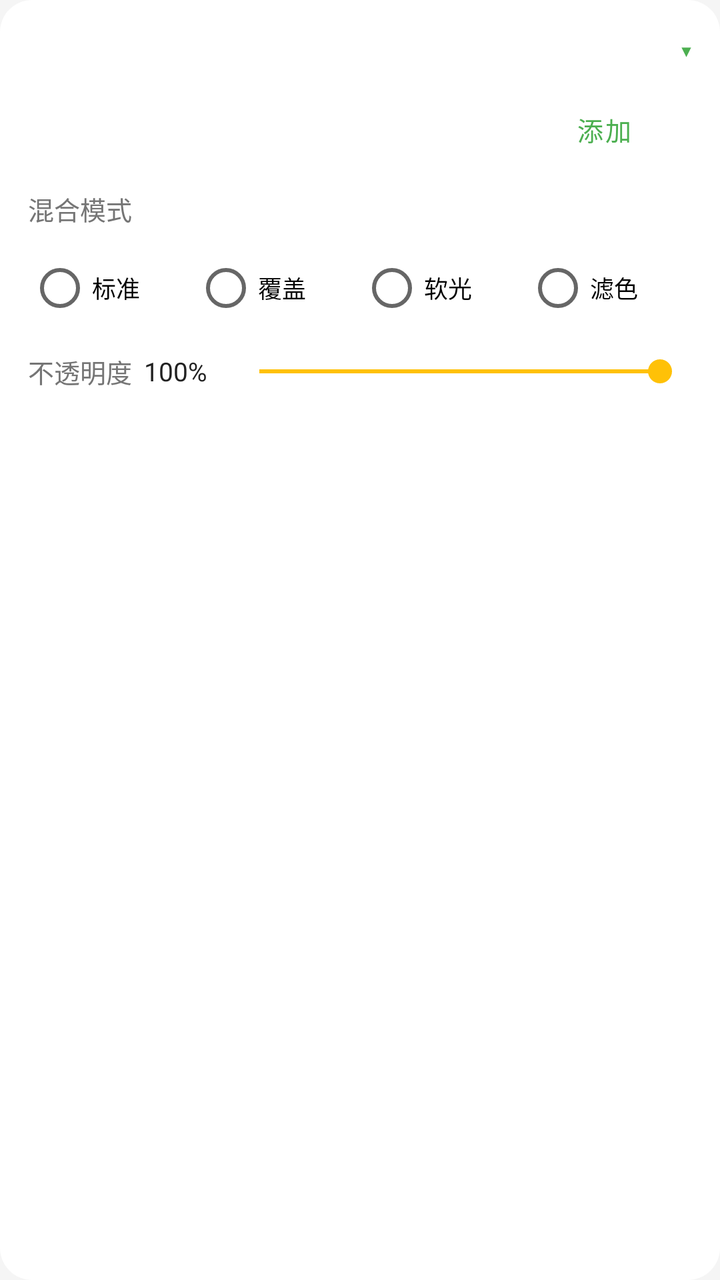
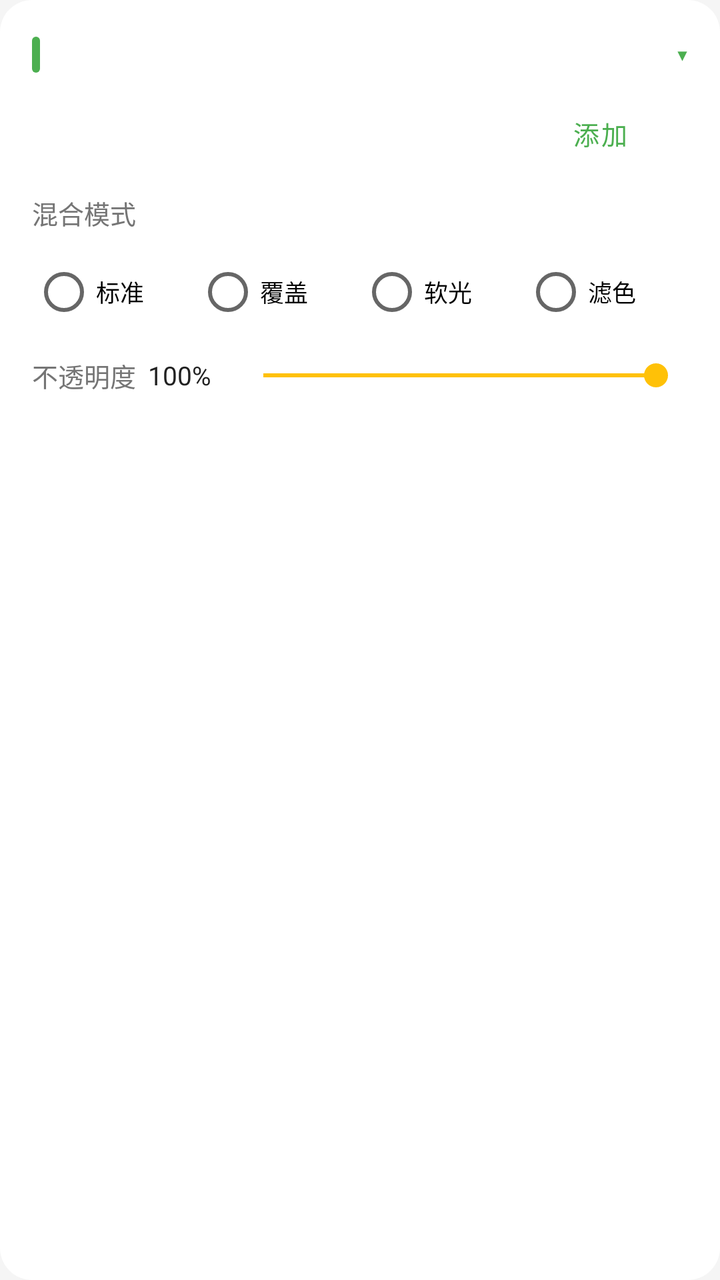

An Android layout rendered at two revisions. The XML below is the earlier revision; the diff shows what the commit changed to produce the second picture.
<!-- AndroidManifest.xml: application theme Theme.XiaQiaoQiao -->
<!-- res/layout/item_tiemo_layer.xml -->
<?xml version="1.0" encoding="utf-8"?>
<LinearLayout xmlns:android="http://schemas.android.com/apk/res/android"
    android:layout_width="match_parent"
    android:layout_height="wrap_content"
    android:layout_marginStart="16dp"
    android:layout_marginEnd="16dp"
    android:layout_marginBottom="12dp"
    android:background="@drawable/bg_card_rounded"
    android:orientation="vertical"
    android:padding="14dp">

    
    <LinearLayout
        android:id="@+id/layer_header"
        android:layout_width="match_parent"
        android:layout_height="wrap_content"
        android:gravity="center_vertical"
        android:orientation="horizontal"
        android:clickable="true"
        android:focusable="true"
        android:background="?attr/selectableItemBackground">

        <TextView
            android:id="@+id/tv_layer_title"
            android:layout_width="0dp"
            android:layout_height="wrap_content"
            android:layout_weight="1"
            android:textColor="@color/text_primary"
            android:textSize="17sp"
            android:textStyle="bold" />

        <TextView
            android:id="@+id/tv_layer_tag"
            android:layout_width="wrap_content"
            android:layout_height="wrap_content"
            android:layout_marginEnd="8dp"
            android:textColor="@color/text_secondary"
            android:textSize="12sp" />

        <TextView
            android:id="@+id/tv_layer_toggle"
            android:layout_width="wrap_content"
            android:layout_height="wrap_content"
            android:text="▾"
            android:textColor="@color/brand_primary"
            android:textSize="16sp" />
    </LinearLayout>

    
    <LinearLayout
        android:id="@+id/layer_body"
        android:layout_width="match_parent"
        android:layout_height="wrap_content"
        android:layout_marginTop="10dp"
        android:orientation="vertical">

        
        <LinearLayout
            android:layout_width="match_parent"
            android:layout_height="wrap_content"
            android:gravity="center_vertical"
            android:orientation="horizontal">

            <TextView
                android:id="@+id/tv_layer_count"
                android:layout_width="0dp"
                android:layout_height="wrap_content"
                android:layout_weight="1"
                android:textColor="@color/text_secondary"
                android:textSize="13sp" />

            <Button
                android:id="@+id/btn_layer_add"
                style="?attr/materialButtonOutlinedStyle"
                android:layout_width="wrap_content"
                android:layout_height="36dp"
                android:text="@string/tiemo_add"
                android:textSize="13sp" />

            <Button
                android:id="@+id/btn_layer_clear"
                style="?attr/materialButtonOutlinedStyle"
                android:layout_width="wrap_content"
                android:layout_height="36dp"
                android:layout_marginStart="8dp"
                android:text="@string/tiemo_clear"
                android:textSize="13sp"
                android:visibility="gone" />
        </LinearLayout>

        
        <FrameLayout
            android:id="@+id/layer_thumb_frame"
            android:layout_width="wrap_content"
            android:layout_height="wrap_content"
            android:layout_marginTop="10dp"
            android:visibility="gone">

            <ImageView
                android:id="@+id/iv_layer_thumb"
                android:layout_width="88dp"
                android:layout_height="88dp"
                android:background="#FFEEEEEE"
                android:scaleType="centerCrop" />

            <TextView
                android:id="@+id/tv_layer_clear_x"
                android:layout_width="24dp"
                android:layout_height="24dp"
                android:layout_gravity="top|start"
                android:background="@drawable/bg_remove_circle"
                android:gravity="center"
                android:text="✕"
                android:textColor="#FFFFFF"
                android:textSize="15sp" />
        </FrameLayout>

        
        <TextView
            android:layout_width="wrap_content"
            android:layout_height="wrap_content"
            android:layout_marginTop="12dp"
            android:text="@string/tiemo_blend"
            android:textColor="@color/text_secondary"
            android:textSize="13sp" />

        <RadioGroup
            android:id="@+id/rg_layer_blend"
            android:layout_width="match_parent"
            android:layout_height="wrap_content"
            android:layout_marginTop="6dp"
            android:orientation="horizontal">

            <RadioButton
                android:id="@+id/rb_blend_0"
                android:layout_width="0dp"
                android:layout_height="wrap_content"
                android:layout_weight="1"
                android:text="@string/tiemo_blend_normal"
                android:textSize="12sp" />

            <RadioButton
                android:id="@+id/rb_blend_1"
                android:layout_width="0dp"
                android:layout_height="wrap_content"
                android:layout_weight="1"
                android:text="@string/tiemo_blend_overlay"
                android:textSize="12sp" />

            <RadioButton
                android:id="@+id/rb_blend_2"
                android:layout_width="0dp"
                android:layout_height="wrap_content"
                android:layout_weight="1"
                android:text="@string/tiemo_blend_softlight"
                android:textSize="12sp" />

            <RadioButton
                android:id="@+id/rb_blend_3"
                android:layout_width="0dp"
                android:layout_height="wrap_content"
                android:layout_weight="1"
                android:text="@string/tiemo_blend_screen"
                android:textSize="12sp" />
        </RadioGroup>

        
        <LinearLayout
            android:layout_width="match_parent"
            android:layout_height="wrap_content"
            android:layout_marginTop="8dp"
            android:gravity="center_vertical"
            android:orientation="horizontal">

            <TextView
                android:layout_width="wrap_content"
                android:layout_height="wrap_content"
                android:text="@string/tiemo_opacity"
                android:textColor="@color/text_secondary"
                android:textSize="13sp" />

            <TextView
                android:id="@+id/tv_layer_opacity_val"
                android:layout_width="wrap_content"
                android:layout_height="wrap_content"
                android:layout_marginStart="6dp"
                android:text="100%"
                android:textColor="@color/text_primary"
                android:textSize="13sp" />

            <SeekBar
                android:id="@+id/sb_layer_opacity"
                android:layout_width="0dp"
                android:layout_height="wrap_content"
                android:layout_marginStart="10dp"
                android:layout_weight="1"
                android:max="100"
                android:progress="100" />
        </LinearLayout>

        
        <LinearLayout
            android:id="@+id/layer_xy"
            android:layout_width="match_parent"
            android:layout_height="wrap_content"
            android:layout_marginTop="8dp"
            android:orientation="vertical"
            android:visibility="gone">

            <TextView
                android:layout_width="wrap_content"
                android:layout_height="wrap_content"
                android:text="@string/tiemo_pos_xy"
                android:textColor="@color/text_secondary"
                android:textSize="13sp" />

            <TextView
                android:layout_width="wrap_content"
                android:layout_height="wrap_content"
                android:layout_marginTop="2dp"
                android:text="@string/tiemo_small_hint"
                android:textColor="@color/text_secondary"
                android:textSize="11sp" />

            <SeekBar
                android:id="@+id/sb_layer_x"
                android:layout_width="match_parent"
                android:layout_height="wrap_content"
                android:layout_marginTop="4dp"
                android:max="100"
                android:progress="50" />

            <SeekBar
                android:id="@+id/sb_layer_y"
                android:layout_width="match_parent"
                android:layout_height="wrap_content"
                android:max="100"
                android:progress="50" />
        </LinearLayout>
    </LinearLayout>
</LinearLayout>
<!-- resources referenced by this layout -->
<resources>
  <color name="brand_primary">#FF4CAF50</color>
  <color name="text_primary">#FF212121</color>
  <color name="text_secondary">#FF757575</color>
  <!-- drawable bg_card_rounded (drawable) -->
  <?xml version="1.0" encoding="utf-8"?>
  <shape xmlns:android="http://schemas.android.com/apk/res/android"
      android:shape="rectangle">
      <solid android:color="@color/bg_card" />
      <corners android:radius="16dp" />
  </shape>
  <!-- drawable bg_remove_circle (drawable) -->
  <?xml version="1.0" encoding="utf-8"?>
  <shape xmlns:android="http://schemas.android.com/apk/res/android"
      android:shape="oval">
      <solid android:color="#B71C1C" />
  </shape>
  <string name="tiemo_add">添加</string>
  <string name="tiemo_blend">混合模式</string>
  <string name="tiemo_blend_normal">标准</string>
  <string name="tiemo_blend_overlay">覆盖</string>
  <string name="tiemo_blend_screen">滤色</string>
  <string name="tiemo_blend_softlight">软光</string>
  <string name="tiemo_clear">清图</string>
  <string name="tiemo_opacity">不透明度</string>
  <string name="tiemo_pos_xy">位置 (X / Y)</string>
  <string name="tiemo_small_hint">小水印默认居中，可调节 X / Y 位置</string>
  <style name="Theme.XiaQiaoQiao" parent="Theme.MaterialComponents.Light.NoActionBar">
          <item name="colorPrimary">@color/brand_primary</item>
          <item name="colorPrimaryVariant">@color/brand_primary_dark</item>
          <item name="colorOnPrimary">@color/white</item>
          <item name="colorSecondary">@color/brand_accent</item>
          <item name="colorOnSecondary">@color/black</item>
          <item name="android:statusBarColor" tools:targetApi="l">@color/brand_primary_dark</item>
          <item name="android:windowBackground">@color/bg_page</item>
      </style>
  <color name="bg_card">#FFFFFFFF</color>
  <color name="brand_primary_dark">#FF388E3C</color>
  <color name="white">#FFFFFFFF</color>
  <color name="brand_accent">#FFFFC107</color>
  <color name="black">#FF000000</color>
  <color name="bg_page">#FFF5F5F5</color>
</resources>

<!-- the commit's change to res/layout/item_tiemo_layer.xml (unified diff, before → after) -->
@@ -7,7 +7,7 @@
     android:layout_marginBottom="12dp"
     android:background="@drawable/bg_card_rounded"
     android:orientation="vertical"
-    android:padding="14dp">
+    android:padding="16dp">
 
     
     <LinearLayout
@@ -25,6 +25,8 @@
             android:layout_width="0dp"
             android:layout_height="wrap_content"
             android:layout_weight="1"
+            android:drawableStart="@drawable/bg_section_accent"
+            android:drawablePadding="8dp"
             android:textColor="@color/text_primary"
             android:textSize="17sp"
             android:textStyle="bold" />
@@ -79,7 +81,7 @@
 
             <Button
                 android:id="@+id/btn_layer_clear"
-                style="?attr/materialButtonOutlinedStyle"
+                style="@style/Widget.XiaQiaoQiao.Button.DangerOutline"
                 android:layout_width="wrap_content"
                 android:layout_height="36dp"
                 android:layout_marginStart="8dp"
<!-- resource entries referenced after the edit -->
@@ -16,6 +16,14 @@
       android:shape="oval">
       <solid android:color="#B71C1C" />
   </shape>
+  <!-- drawable bg_section_accent (drawable) -->
+  <?xml version="1.0" encoding="utf-8"?>
+  <shape xmlns:android="http://schemas.android.com/apk/res/android"
+      android:shape="rectangle">
+      <solid android:color="@color/brand_primary" />
+      <size android:width="4dp" android:height="18dp" />
+      <corners android:radius="2dp" />
+  </shape>
   <string name="tiemo_add">添加</string>
   <string name="tiemo_blend">混合模式</string>
   <string name="tiemo_blend_normal">标准</string>
@@ -26,6 +34,14 @@
   <string name="tiemo_opacity">不透明度</string>
   <string name="tiemo_pos_xy">位置 (X / Y)</string>
   <string name="tiemo_small_hint">小水印默认居中，可调节 X / Y 位置</string>
+  <style name="Widget.XiaQiaoQiao.Button.DangerOutline" parent="Widget.MaterialComponents.Button.OutlinedButton">
+          <item name="android:textSize">13sp</item>
+          <item name="cornerRadius">10dp</item>
+          <item name="android:minHeight">36dp</item>
+          <item name="strokeColor">@color/brand_danger</item>
+          <item name="android:textColor">@color/brand_danger</item>
+          <item name="rippleColor">@color/brand_danger_tint</item>
+      </style>
   <style name="Theme.XiaQiaoQiao" parent="Theme.MaterialComponents.Light.NoActionBar">
           <item name="colorPrimary">@color/brand_primary</item>
           <item name="colorPrimaryVariant">@color/brand_primary_dark</item>
@@ -36,6 +52,8 @@
           <item name="android:windowBackground">@color/bg_page</item>
       </style>
   <color name="bg_card">#FFFFFFFF</color>
+  <color name="brand_danger">#FFE53935</color>
+  <color name="brand_danger_tint">#FFFDECEA</color>
   <color name="brand_primary_dark">#FF388E3C</color>
   <color name="white">#FFFFFFFF</color>
   <color name="brand_accent">#FFFFC107</color>
